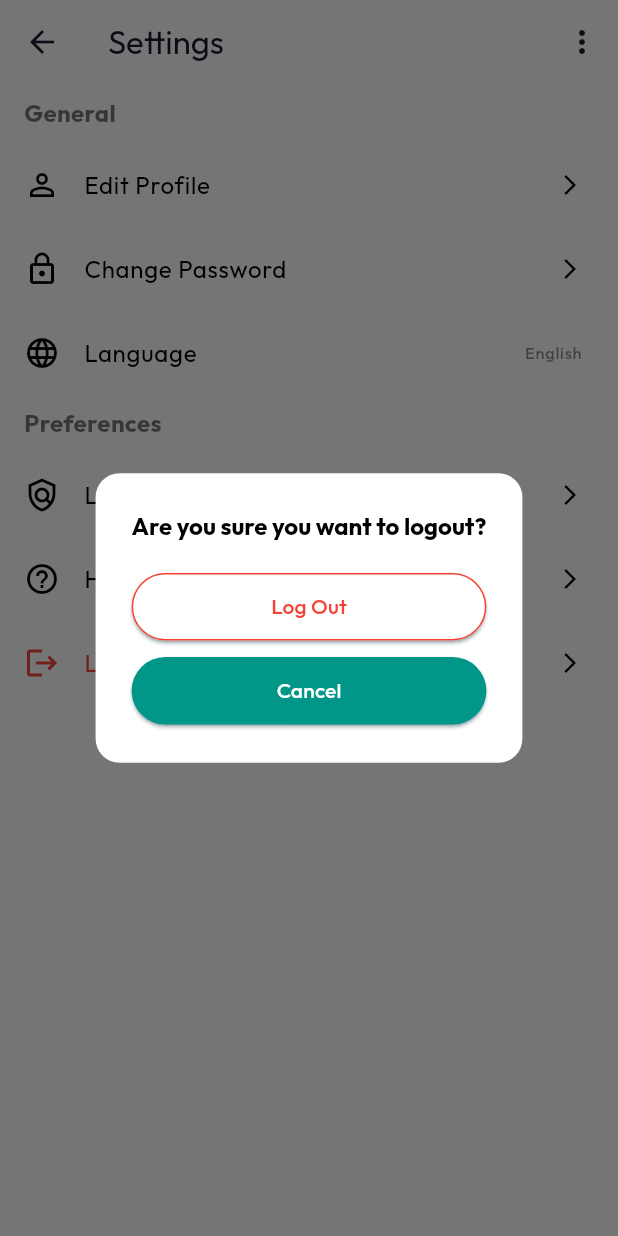
After one commit to AbdelrhmanReda17/Mahatatty, a Flutter app: the SettingsScreen screen opened directly, after a tap on "Logout", on a phone screen of 412 x 824 dp. The commit adds this screen. Run offline on Flutter 3.47's test engine with Material 3 defaults, Android fonts, the phone set to English and light mode, and no system bars; our stand-ins replace cloud_firestore, firebase_auth, firebase_core, flutter_riverpod, flutter_svg, font_awesome_flutter and 10 more; accounts and stored records are empty.

Commit message:
Update settings

```diff
--- /dev/null
+++ b/lib/features/settings/core/theme.dart
@@ -0,0 +1,5 @@
+import 'package:flutter/material.dart';
+
+final ThemeData appTheme = ThemeData(
+  primarySwatch: Colors.blue,
+);
--- /dev/null
+++ b/lib/features/settings/core/utils.dart
@@ -0,0 +1,100 @@
+import 'package:flutter/material.dart';
+
+import '../dialogs/logout_dialog.dart';
+import '../screens/edit_profile_screen/edit_profile_screen.dart';
+import '../screens/legal_and_policies_screen/legal_and_policies_screen.dart';
+import '../widgets/section_header.dart';
+import '../widgets/settings_tile.dart';
+
+
+class SettingsScreen extends StatelessWidget {
+  const SettingsScreen({super.key});
+
+  @override
+  Widget build(BuildContext context) {
+    return Scaffold(
+      appBar: AppBar(
+        title: const Text('Settings'),
+        leading: IconButton(
+          icon: const Icon(Icons.arrow_back),
+          onPressed: () {
+            Navigator.pop(context);
+          },
+        ),
+        actions: [
+          IconButton(
+            icon: const Icon(Icons.more_vert),
+            onPressed: () {
+              // Open more options menu
+            },
+          ),
+        ],
+      ),
+      body: ListView(
+        children: [
+          const SectionHeader(title: 'General'),
+          SettingsTile(
+            icon: Icons.person_outline,
+            title: 'Edit Profile',
+            onTap: () {
+              Navigator.push(
+                context,
+                MaterialPageRoute(builder: (_) => const EditProfileScreen()),
+              );
+            },
+          ),
+          SettingsTile(
+            icon: Icons.lock_outline,
+            title: 'Change Password',
+            onTap: () {
+              // Navigate to Change Password screen
+            },
+          ),
+          SettingsTile(
+            icon: Icons.language_outlined,
+            title: 'Language',
+            trailingText: 'English',
+            onTap: () {
+              // Navigate to Language selection
+            },
+          ),
+          const SectionHeader(title: 'Preferences'),
+          SettingsTile(
+            icon: Icons.policy_outlined,
+            title: 'Legal and Policies',
+            onTap: () {
+              Navigator.push(
+                context,
+                MaterialPageRoute(builder: (_) => const LegalAndPoliciesScreen()),
+              );
+            },
+          ),
+          SettingsTile(
+            icon: Icons.help_outline,
+            title: 'Help & Support',
+            onTap: () {
+              // Navigate to Help & Support screen
+            },
+          ),
+          SettingsTile(
+            icon: Icons.logout,
+            title: 'Logout',
+            iconColor: Colors.red,
+            textColor: Colors.red,
+            onTap: () {
+              _showLogoutDialog(context);
+            },
+          ),
+        ],
+      ),
+    );
+  }
+}
+void _showLogoutDialog(BuildContext context) {
+  showDialog(
+    context: context,
+    builder: (BuildContext context) {
+      return const LogoutDialog();
+    },
+  );
+}
--- /dev/null
+++ b/lib/features/settings/dialogs/logout_dialog.dart
@@ -0,0 +1,61 @@
+import 'package:flutter/material.dart';
+
+class LogoutDialog extends StatelessWidget {
+  const LogoutDialog({Key? key}) : super(key: key);
+
+  @override
+  Widget build(BuildContext context) {
+    return AlertDialog(
+      shape: RoundedRectangleBorder(
+        borderRadius: BorderRadius.circular(16),
+      ),
+      title: const Text(
+        'Are you sure you want to logout?',
+        style: TextStyle(
+          fontSize: 16,
+          fontWeight: FontWeight.bold,
+          color: Colors.black,
+        ),
+        textAlign: TextAlign.center,
+      ),
+      actions: [
+        Column(
+          children: [
+            ElevatedButton(
+              style: ElevatedButton.styleFrom(
+                backgroundColor: Colors.white,
+                foregroundColor: Colors.red,
+                shape: RoundedRectangleBorder(
+                  borderRadius: BorderRadius.circular(30),
+                  side: const BorderSide(color: Colors.red),
+                ),
+                minimumSize: const Size(double.infinity, 45),
+              ),
+              child: const Text('Log Out'),
+              onPressed: () {
+                Navigator.of(context).pushNamedAndRemoveUntil(
+                  'log In',
+                      (Route<dynamic> route) => false,
+                );
+              },
+            ),
+            const SizedBox(height: 8),
+            ElevatedButton(
+              style: ElevatedButton.styleFrom(
+                backgroundColor: Colors.teal,
+                shape: RoundedRectangleBorder(
+                  borderRadius: BorderRadius.circular(30),
+                ),
+                minimumSize: const Size(double.infinity, 45),
+              ),
+              child: const Text('Cancel'),
+              onPressed: () {
+                Navigator.pop(context);
+              },
+            ),
+          ],
+        ),
+      ],
+    );
+  }
+}
--- /dev/null
+++ b/lib/features/settings/main.dart
@@ -0,0 +1,21 @@
+import 'package:flutter/material.dart';
+import 'core/utils.dart';
+
+void main() {
+  runApp(const MyApp());
+}
+
+class MyApp extends StatelessWidget {
+  const MyApp({super.key});
+
+  @override
+  Widget build(BuildContext context) {
+    return MaterialApp(
+      title: 'Settings Page',
+      theme: ThemeData(
+        primarySwatch: Colors.blue,
+      ),
+      home: const SettingsScreen(),
+    );
+  }
+}
--- /dev/null
+++ b/lib/features/settings/routes/routes.dart
@@ -0,0 +1,12 @@
+import 'package:flutter/material.dart';
+import '../core/utils.dart';
+import '../screens/edit_profile_screen/edit_profile_screen.dart';
+import '../screens/legal_and_policies_screen/legal_and_policies_screen.dart';
+
+
+Map<String, WidgetBuilder> appRoutes = {
+  '/settings': (context) => const SettingsScreen(),
+  '/editProfile': (context) => const EditProfileScreen(),
+ // '/changePassword': (context) => const ChangePasswordScreen(),
+  '/legal-and-policies': (context) => const LegalAndPoliciesScreen()
+};
--- /dev/null
+++ b/lib/features/settings/screens/settings/settings_screen.dart
@@ -0,0 +1,101 @@
+import 'package:flutter/material.dart';
+
+import '../../dialogs/logout_dialog.dart';
+import '../../widgets/section_header.dart';
+import '../../widgets/settings_tile.dart';
+import '../edit_profile_screen/edit_profile_screen.dart';
+import '../legal_and_policies_screen/legal_and_policies_screen.dart';
+
+
+class SettingsScreen extends StatelessWidget {
+  const SettingsScreen({Key? key}) : super(key: key);
+
+  @override
+  Widget build(BuildContext context) {
+    return Scaffold(
+      appBar: AppBar(
+        title: const Text('Settings'),
+        leading: IconButton(
+          icon: const Icon(Icons.arrow_back),
+          onPressed: () {
+            Navigator.pop(context);
+          },
+        ),
+        actions: [
+          IconButton(
+            icon: const Icon(Icons.more_vert),
+            onPressed: () {
+              // Open more options menu
+            },
+          ),
+        ],
+      ),
+      body: ListView(
+        children: [
+          const SectionHeader(title: 'General'),
+          SettingsTile(
+            icon: Icons.person_outline,
+            title: 'Edit Profile',
+            onTap: () {
+              Navigator.push(
+                context,
+                MaterialPageRoute(builder: (_) => const EditProfileScreen()),
+              );
+            },
+          ),
+          SettingsTile(
+            icon: Icons.lock_outline,
+            title: 'Change Password',
+            onTap: () {
+              // Navigate to Change Password screen
+            },
+          ),
+          SettingsTile(
+            icon: Icons.language_outlined,
+            title: 'Language',
+            trailingText: 'English',
+            onTap: () {
+              // Navigate to Language selection
+            },
+          ),
+          const SectionHeader(title: 'Preferences'),
+          SettingsTile(
+            icon: Icons.policy_outlined,
+            title: 'Legal and Policies',
+            onTap: () {
+             Navigator.push(
+                context,
+                MaterialPageRoute(builder: (_) => const LegalAndPoliciesScreen()),
+              );
+            },
+          ),
+          SettingsTile(
+            icon: Icons.help_outline,
+            title: 'Help & Support',
+            onTap: () {
+              // Navigate to Help & Support screen
+            },
+          ),
+          SettingsTile(
+            icon: Icons.logout,
+            title: 'Logout',
+            iconColor: Colors.red,
+            textColor: Colors.red,
+            onTap: () {
+              _showLogoutDialog(context);
+            },
+          ),
+        ],
+      ),
+    );
+  }
+
+  void _showLogoutDialog(BuildContext context) {
+    showDialog(
+      context: context,
+      builder: (BuildContext context) {
+        return const LogoutDialog();
+      },
+    );
+  }
+}
--- /dev/null
+++ b/lib/features/settings/widgets/section_header.dart
@@ -0,0 +1,22 @@
+import 'package:flutter/material.dart';
+
+class SectionHeader extends StatelessWidget {
+  final String title;
+
+  const SectionHeader({Key? key, required this.title}) : super(key: key);
+
+  @override
+  Widget build(BuildContext context) {
+    return Padding(
+      padding: const EdgeInsets.symmetric(horizontal: 16, vertical: 8),
+      child: Text(
+        title,
+        style: const TextStyle(
+          fontSize: 16,
+          fontWeight: FontWeight.bold,
+          color: Colors.black54,
+        ),
+      ),
+    );
+  }
+}
--- /dev/null
+++ b/lib/features/settings/widgets/settings_tile.dart
@@ -0,0 +1,38 @@
+import 'package:flutter/material.dart';
+
+class SettingsTile extends StatelessWidget {
+  final IconData icon;
+  final String title;
+  final String? trailingText;
+  final Function() onTap;
+  final Color? iconColor;
+  final Color? textColor;
+
+  const SettingsTile({
+    Key? key,
+    required this.icon,
+    required this.title,
+    required this.onTap,
+    this.trailingText,
+    this.iconColor,
+    this.textColor,
+  }) : super(key: key);
+
+  @override
+  Widget build(BuildContext context) {
+    return ListTile(
+      leading: Icon(icon, color: iconColor ?? Colors.black),
+      title: Text(
+        title,
+        style: TextStyle(color: textColor ?? Colors.black),
+      ),
+      trailing: trailingText != null
+          ? Text(
+        trailingText!,
+        style: const TextStyle(color: Colors.black45),
+      )
+          : const Icon(Icons.arrow_forward_ios, size: 16),
+      onTap: onTap,
+    );
+  }
+}
--- a/lib/features/train_booking/presentation/components/payment_details.dart
+++ b/lib/features/train_booking/presentation/components/payment_details.dart
@@ -1,4 +1,4 @@
-import 'package:flutter/material.dart';
+/*import 'package:flutter/material.dart';
 import '../../domain/entities/ticket.dart';
 import 'detail_row.dart';
 
@@ -63,4 +63,4 @@ class PaymentDetails extends StatelessWidget {
       ),
     );
   }
-}
+}*/
--- a/lib/features/train_booking/presentation/components/payment_method_dialog.dart
+++ b/lib/features/train_booking/presentation/components/payment_method_dialog.dart
@@ -1,4 +1,4 @@
-import 'package:flutter/material.dart';
+/*import 'package:flutter/material.dart';
 import 'package:mahattaty/features/train_booking/presentation/components/payment_method_tile.dart';
 
 import '../../../../core/generic components/mahattaty_dialog.dart';
@@ -83,4 +83,4 @@ void showPaymentDialog(BuildContext context) {
       );
     },
   );
-}
+}*/
--- a/lib/features/train_booking/presentation/components/payment_screen_body.dart
+++ b/lib/features/train_booking/presentation/components/payment_screen_body.dart
@@ -1,4 +1,4 @@
-import 'package:flutter/material.dart';
+/*import 'package:flutter/material.dart';
 import 'package:mahattaty/features/train_booking/presentation/components/payment_details.dart';
 import 'package:mahattaty/features/train_booking/presentation/components/payment_method_dialog.dart';
 import 'package:mahattaty/features/train_booking/presentation/components/remaining_time_widget.dart';
@@ -42,4 +42,4 @@ class PaymentScreenBody extends StatelessWidget {
       ),
     );
   }
-}
+}*/
--- a/lib/features/train_booking/presentation/screens/payment_screen.dart
+++ b/lib/features/train_booking/presentation/screens/payment_screen.dart
@@ -1,4 +1,4 @@
-import 'package:flutter/material.dart';
+/*import 'package:flutter/material.dart';
 
 import '../../../../core/generic components/mahattaty_scaffold.dart';
 import '../../domain/entities/ticket.dart';
@@ -71,3 +71,4 @@ class CenterAppBarTitle extends StatelessWidget {
     );
   }
 }
+*/
```
Also changed, not shown: lib/features/settings/screens/edit_profile_screen/edit_profile_field.dart (added, +65 -0 lines), lib/features/settings/screens/edit_profile_screen/edit_profile_screen.dart (added, +130 -0 lines), lib/features/settings/screens/legal_and_policies_screen/legal_and_policies_screen.dart (added, +85 -0 lines), pubspec.yaml (+7 -0 lines), pubspec.lock.
